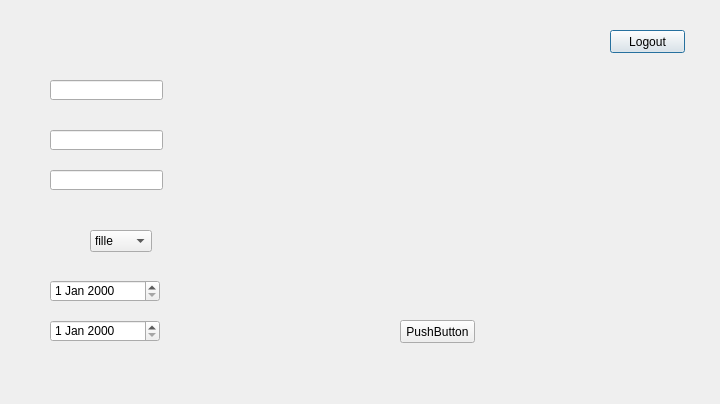
First picture: the form in AzerRawaa/Login/rawaa.ui, repository RaouaAmami/Smart_Aid_Association_2A13, before the edit.
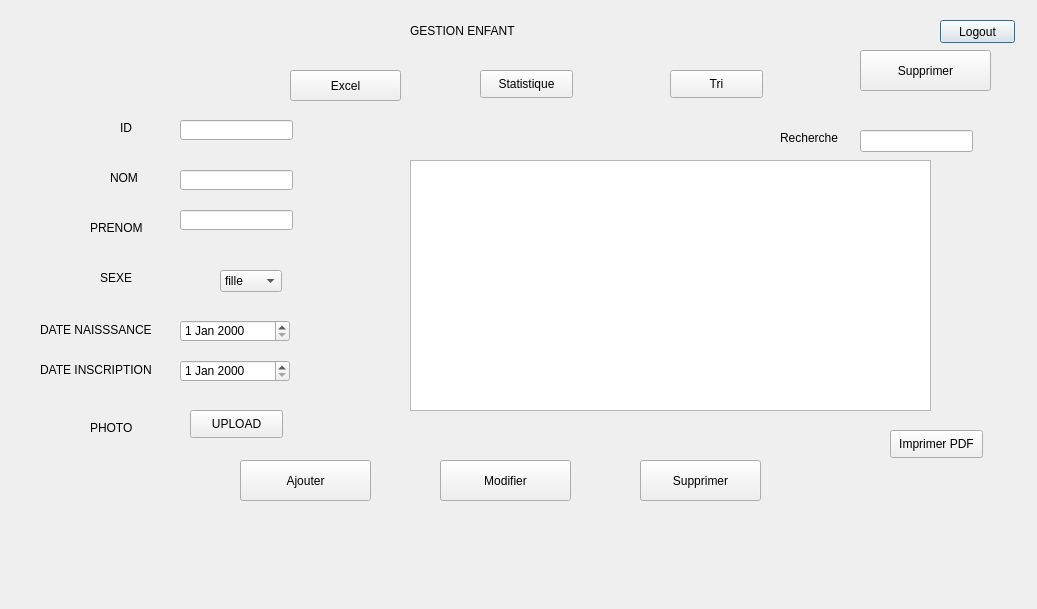
Second picture: the form after the edit.

```diff
--- a/AzerRawaa/Login/rawaa.ui
+++ b/AzerRawaa/Login/rawaa.ui
@@ -6,8 +6,8 @@
    <rect>
     <x>0</x>
     <y>0</y>
-    <width>720</width>
-    <height>404</height>
+    <width>1037</width>
+    <height>609</height>
    </rect>
   </property>
   <property name="windowTitle">
@@ -16,8 +16,8 @@
   <widget class="QPushButton" name="pushButton_logout">
    <property name="geometry">
     <rect>
-     <x>610</x>
-     <y>30</y>
+     <x>940</x>
+     <y>20</y>
      <width>75</width>
      <height>23</height>
     </rect>
@@ -29,21 +29,21 @@
   <widget class="QPushButton" name="pushButton">
    <property name="geometry">
     <rect>
-     <x>400</x>
-     <y>320</y>
-     <width>75</width>
-     <height>23</height>
+     <x>240</x>
+     <y>460</y>
+     <width>131</width>
+     <height>41</height>
     </rect>
    </property>
    <property name="text">
-    <string>PushButton</string>
+    <string>Ajouter</string>
    </property>
   </widget>
   <widget class="QLineEdit" name="lineEdit">
    <property name="geometry">
     <rect>
-     <x>50</x>
-     <y>80</y>
+     <x>180</x>
+     <y>120</y>
      <width>113</width>
      <height>20</height>
     </rect>
@@ -52,8 +52,8 @@
   <widget class="QLineEdit" name="lineEdit_2">
    <property name="geometry">
     <rect>
-     <x>50</x>
-     <y>130</y>
+     <x>180</x>
+     <y>170</y>
      <width>113</width>
      <height>20</height>
     </rect>
@@ -62,8 +62,8 @@
   <widget class="QLineEdit" name="lineEdit_3">
    <property name="geometry">
     <rect>
-     <x>50</x>
-     <y>170</y>
+     <x>180</x>
+     <y>210</y>
      <width>113</width>
      <height>20</height>
     </rect>
@@ -72,8 +72,8 @@
   <widget class="QComboBox" name="comboBox">
    <property name="geometry">
     <rect>
-     <x>90</x>
-     <y>230</y>
+     <x>220</x>
+     <y>270</y>
      <width>62</width>
      <height>22</height>
     </rect>
@@ -92,8 +92,8 @@
   <widget class="QDateEdit" name="dateEdit">
    <property name="geometry">
     <rect>
-     <x>50</x>
-     <y>320</y>
+     <x>180</x>
+     <y>360</y>
      <width>110</width>
      <height>22</height>
     </rect>
@@ -102,13 +102,270 @@
   <widget class="QDateEdit" name="dateEdit_2">
    <property name="geometry">
     <rect>
-     <x>50</x>
-     <y>280</y>
+     <x>180</x>
+     <y>320</y>
      <width>110</width>
      <height>22</height>
     </rect>
    </property>
   </widget>
+  <widget class="QPushButton" name="pushButton_5">
+   <property name="geometry">
+    <rect>
+     <x>190</x>
+     <y>410</y>
+     <width>93</width>
+     <height>28</height>
+    </rect>
+   </property>
+   <property name="text">
+    <string>UPLOAD</string>
+   </property>
+  </widget>
+  <widget class="QPushButton" name="pushButton_3">
+   <property name="geometry">
+    <rect>
+     <x>640</x>
+     <y>460</y>
+     <width>121</width>
+     <height>41</height>
+    </rect>
+   </property>
+   <property name="text">
+    <string>Supprimer</string>
+   </property>
+  </widget>
+  <widget class="QPushButton" name="pushButton_8">
+   <property name="geometry">
+    <rect>
+     <x>480</x>
+     <y>70</y>
+     <width>93</width>
+     <height>28</height>
+    </rect>
+   </property>
+   <property name="text">
+    <string>Statistique</string>
+   </property>
+  </widget>
+  <widget class="QPushButton" name="pushButton_10">
+   <property name="geometry">
+    <rect>
+     <x>670</x>
+     <y>70</y>
+     <width>93</width>
+     <height>28</height>
+    </rect>
+   </property>
+   <property name="text">
+    <string>Tri</string>
+   </property>
+  </widget>
+  <widget class="QPushButton" name="pushButton_6">
+   <property name="geometry">
+    <rect>
+     <x>290</x>
+     <y>70</y>
+     <width>111</width>
+     <height>31</height>
+    </rect>
+   </property>
+   <property name="text">
+    <string>Excel</string>
+   </property>
+  </widget>
+  <widget class="QPushButton" name="pushButton_7">
+   <property name="geometry">
+    <rect>
+     <x>860</x>
+     <y>50</y>
+     <width>131</width>
+     <height>41</height>
+    </rect>
+   </property>
+   <property name="text">
+    <string>Supprimer</string>
+   </property>
+  </widget>
+  <widget class="QPushButton" name="pushButton_2">
+   <property name="geometry">
+    <rect>
+     <x>890</x>
+     <y>430</y>
+     <width>93</width>
+     <height>28</height>
+    </rect>
+   </property>
+   <property name="text">
+    <string>Imprimer PDF</string>
+   </property>
+  </widget>
+  <widget class="QTableView" name="tableView1">
+   <property name="geometry">
+    <rect>
+     <x>410</x>
+     <y>160</y>
+     <width>521</width>
+     <height>251</height>
+    </rect>
+   </property>
+  </widget>
+  <widget class="QLineEdit" name="lineEdit_4">
+   <property name="geometry">
+    <rect>
+     <x>860</x>
+     <y>130</y>
+     <width>113</width>
+     <height>22</height>
+    </rect>
+   </property>
+  </widget>
+  <widget class="QLabel" name="label">
+   <property name="geometry">
+    <rect>
+     <x>780</x>
+     <y>130</y>
+     <width>71</width>
+     <height>16</height>
+    </rect>
+   </property>
+   <property name="text">
+    <string>Recherche</string>
+   </property>
+  </widget>
+  <widget class="QLabel" name="label_2">
+   <property name="geometry">
+    <rect>
+     <x>120</x>
+     <y>120</y>
+     <width>56</width>
+     <height>16</height>
+    </rect>
+   </property>
+   <property name="text">
+    <string>ID</string>
+   </property>
+  </widget>
+  <widget class="QLabel" name="label_3">
+   <property name="geometry">
+    <rect>
+     <x>110</x>
+     <y>170</y>
+     <width>56</width>
+     <height>16</height>
+    </rect>
+   </property>
+   <property name="text">
+    <string>NOM</string>
+   </property>
+  </widget>
+  <widget class="QLabel" name="label_4">
+   <property name="geometry">
+    <rect>
+     <x>90</x>
+     <y>220</y>
+     <width>56</width>
+     <height>16</height>
+    </rect>
+   </property>
+   <property name="text">
+    <string>PRENOM</string>
+   </property>
+  </widget>
+  <widget class="QLabel" name="label_5">
+   <property name="geometry">
+    <rect>
+     <x>100</x>
+     <y>270</y>
+     <width>56</width>
+     <height>16</height>
+    </rect>
+   </property>
+   <property name="text">
+    <string>SEXE</string>
+   </property>
+  </widget>
+  <widget class="QLabel" name="label_6">
+   <property name="geometry">
+    <rect>
+     <x>40</x>
+     <y>320</y>
+     <width>131</width>
+     <height>20</height>
+    </rect>
+   </property>
+   <property name="text">
+    <string>DATE NAISSSANCE</string>
+   </property>
+  </widget>
+  <widget class="QLabel" name="label_7">
+   <property name="geometry">
+    <rect>
+     <x>40</x>
+     <y>360</y>
+     <width>131</width>
+     <height>20</height>
+    </rect>
+   </property>
+   <property name="text">
+    <string>DATE INSCRIPTION</string>
+   </property>
+  </widget>
+  <widget class="QLabel" name="label_8">
+   <property name="geometry">
+    <rect>
+     <x>80</x>
+     <y>460</y>
+     <width>121</width>
+     <height>111</height>
+    </rect>
+   </property>
+   <property name="text">
+    <string/>
+   </property>
+  </widget>
+  <widget class="QLabel" name="label_9">
+   <property name="geometry">
+    <rect>
+     <x>90</x>
+     <y>420</y>
+     <width>56</width>
+     <height>16</height>
+    </rect>
+   </property>
+   <property name="text">
+    <string>PHOTO</string>
+   </property>
+  </widget>
+  <widget class="QLabel" name="label_10">
+   <property name="geometry">
+    <rect>
+     <x>410</x>
+     <y>20</y>
+     <width>241</width>
+     <height>21</height>
+    </rect>
+   </property>
+   <property name="styleSheet">
+    <string notr="true">font: 12pt &quot;MS Shell Dlg 2&quot;;</string>
+   </property>
+   <property name="text">
+    <string>GESTION ENFANT</string>
+   </property>
+  </widget>
+  <widget class="QPushButton" name="pushButton_4">
+   <property name="geometry">
+    <rect>
+     <x>440</x>
+     <y>460</y>
+     <width>131</width>
+     <height>41</height>
+    </rect>
+   </property>
+   <property name="text">
+    <string>Modifier</string>
+   </property>
+  </widget>
  </widget>
  <resources/>
  <connections/>
```
